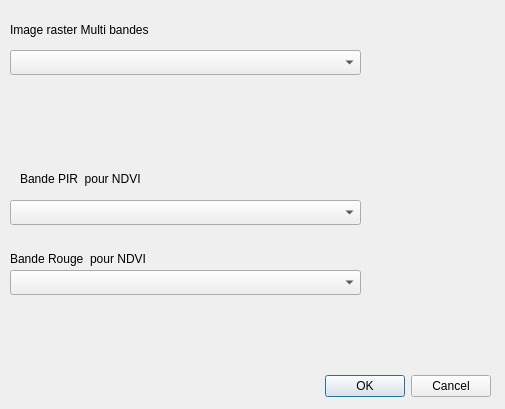
The window that render/Render_dialog_base.ui (ENSG-TSI24/Pingouins-QGIS-Raster) describes before a commit, drawn with Qt 5.
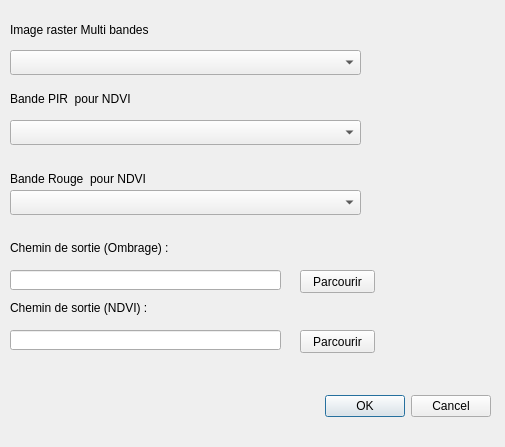
The same window after the commit.

Commit message: add output paths

Patch:
```diff
--- a/render/Render_dialog_base.ui
+++ b/render/Render_dialog_base.ui
@@ -7,7 +7,7 @@
     <x>0</x>
     <y>0</y>
     <width>505</width>
-    <height>409</height>
+    <height>447</height>
    </rect>
   </property>
   <property name="windowTitle">
@@ -17,7 +17,7 @@
    <property name="geometry">
     <rect>
      <x>150</x>
-     <y>370</y>
+     <y>390</y>
      <width>341</width>
      <height>32</height>
     </rect>
@@ -43,7 +43,7 @@
    <property name="geometry">
     <rect>
      <x>10</x>
-     <y>200</y>
+     <y>120</y>
      <width>351</width>
      <height>25</height>
     </rect>
@@ -53,7 +53,7 @@
    <property name="geometry">
     <rect>
      <x>10</x>
-     <y>270</y>
+     <y>190</y>
      <width>351</width>
      <height>25</height>
     </rect>
@@ -62,8 +62,8 @@
   <widget class="QLabel" name="label">
    <property name="geometry">
     <rect>
-     <x>20</x>
-     <y>170</y>
+     <x>10</x>
+     <y>90</y>
      <width>151</width>
      <height>17</height>
     </rect>
@@ -76,7 +76,7 @@
    <property name="geometry">
     <rect>
      <x>10</x>
-     <y>250</y>
+     <y>170</y>
      <width>181</width>
      <height>17</height>
     </rect>
@@ -98,6 +98,84 @@
     <string>Image raster Multi bandes</string>
    </property>
   </widget>
+  <widget class="QLineEdit" name="line_output_path_ombrage">
+   <property name="geometry">
+    <rect>
+     <x>10</x>
+     <y>270</y>
+     <width>271</width>
+     <height>20</height>
+    </rect>
+   </property>
+   <property name="text">
+    <string/>
+   </property>
+  </widget>
+  <widget class="QPushButton" name="btn_browse_ombrage">
+   <property name="geometry">
+    <rect>
+     <x>300</x>
+     <y>270</y>
+     <width>75</width>
+     <height>23</height>
+    </rect>
+   </property>
+   <property name="text">
+    <string>Parcourir</string>
+   </property>
+  </widget>
+  <widget class="QLabel" name="label_4">
+   <property name="geometry">
+    <rect>
+     <x>10</x>
+     <y>240</y>
+     <width>161</width>
+     <height>16</height>
+    </rect>
+   </property>
+   <property name="text">
+    <string>Chemin de sortie (Ombrage) :</string>
+   </property>
+  </widget>
+  <widget class="QPushButton" name="btn_browse_ndvi">
+   <property name="geometry">
+    <rect>
+     <x>300</x>
+     <y>330</y>
+     <width>75</width>
+     <height>23</height>
+    </rect>
+   </property>
+   <property name="text">
+    <string>Parcourir</string>
+   </property>
+  </widget>
+  <widget class="QLineEdit" name="line_output_path_ndvi">
+   <property name="geometry">
+    <rect>
+     <x>10</x>
+     <y>330</y>
+     <width>271</width>
+     <height>20</height>
+    </rect>
+   </property>
+   <property name="text">
+    <string/>
+   </property>
+  </widget>
+  <widget class="QLabel" name="label_5">
+   <property name="geometry">
+    <rect>
+     <x>10</x>
+     <y>300</y>
+     <width>141</width>
+     <height>16</height>
+    </rect>
+   </property>
+   <property name="text">
+    <string>Chemin de sortie (NDVI) :</string>
+   </property>
+  </widget>
  </widget>
  <resources/>
  <connections>
```
The commit also changes 3 other files.
